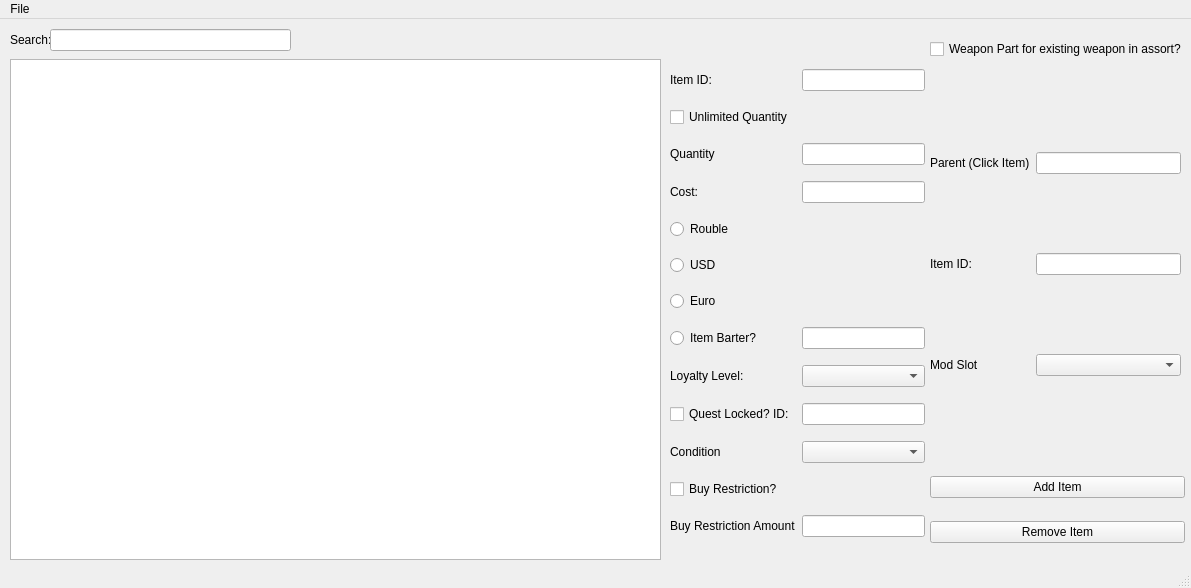
ThePi1/SPT-Trader-Builder, file src/gui_assort.ui: the form before one commit.
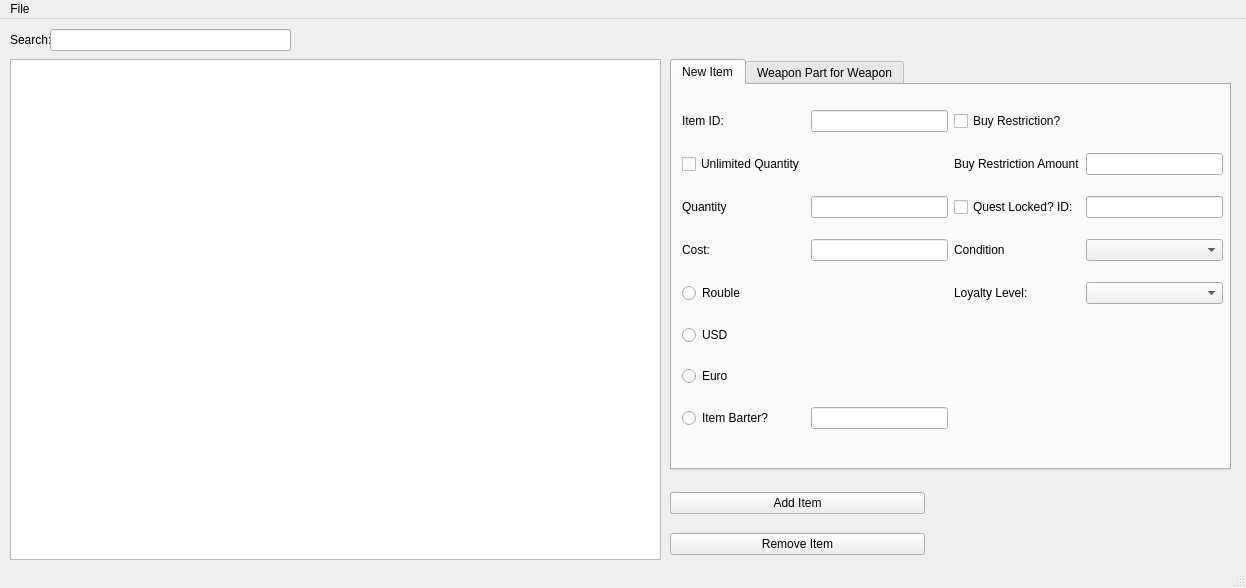
The form after the commit. The open tabs and pages were chosen to show the change.

```diff
--- a/src/gui_assort.ui
+++ b/src/gui_assort.ui
@@ -9,7 +9,7 @@
    <rect>
     <x>0</x>
     <y>0</y>
-    <width>1191</width>
+    <width>1246</width>
     <height>588</height>
    </rect>
   </property>
@@ -20,38 +20,223 @@
    <enum>QTabWidget::Rounded</enum>
   </property>
   <widget class="QWidget" name="centralwidget">
-   <widget class="QWidget" name="gridLayoutWidget_2">
+   <widget class="QTableWidget" name="ab_table">
     <property name="geometry">
      <rect>
-      <x>930</x>
-      <y>440</y>
-      <width>255</width>
-      <height>101</height>
+      <x>10</x>
+      <y>40</y>
+      <width>651</width>
+      <height>501</height>
      </rect>
     </property>
-    <layout class="QGridLayout" name="gridLayout_2">
-     <item row="2" column="1">
-      <widget class="QPushButton" name="ab_add_item">
+   </widget>
+   <widget class="QLabel" name="ab_search_label">
+    <property name="geometry">
+     <rect>
+      <x>10</x>
+      <y>10</y>
+      <width>41</width>
+      <height>22</height>
+     </rect>
+    </property>
+    <property name="toolTip">
+     <string>&lt;html&gt;&lt;head/&gt;&lt;body&gt;&lt;p&gt;Name of the item for your own organizational purposes.&lt;/p&gt;&lt;/body&gt;&lt;/html&gt;</string>
+    </property>
        <property name="text">
-        <string>Add Item</string>
+     <string>Search:</string>
+    </property>
+   </widget>
+   <widget class="QLineEdit" name="ab_search">
+    <property name="geometry">
+     <rect>
+      <x>50</x>
+      <y>10</y>
+      <width>241</width>
+      <height>22</height>
+     </rect>
+    </property>
+   </widget>
+   <widget class="QTabWidget" name="ab_tab">
+    <property name="geometry">
+     <rect>
+      <x>670</x>
+      <y>40</y>
+      <width>561</width>
+      <height>411</height>
+     </rect>
+    </property>
+    <property name="currentIndex">
+     <number>1</number>
+    </property>
+    <widget class="QWidget" name="ab_newitem_tab">
+     <attribute name="title">
+      <string>New Item</string>
+     </attribute>
+     <widget class="QWidget" name="gridLayoutWidget">
+      <property name="geometry">
+       <rect>
+        <x>10</x>
+        <y>10</y>
+        <width>541</width>
+        <height>351</height>
+       </rect>
+      </property>
+      <layout class="QGridLayout" name="gridLayout">
+       <item row="4" column="1">
+        <widget class="QRadioButton" name="ab_rouble_radiobutton">
+         <property name="text">
+          <string>Rouble</string>
+         </property>
+        </widget>
+       </item>
+       <item row="3" column="2">
+        <widget class="QLineEdit" name="ab_cost_edit"/>
+       </item>
+       <item row="0" column="1">
+        <widget class="QLabel" name="ab_itemid">
+         <property name="toolTip">
+          <string>&lt;html&gt;&lt;head/&gt;&lt;body&gt;&lt;p&gt;Mongo ID of the Item to be sold.&lt;/p&gt;&lt;/body&gt;&lt;/html&gt;</string>
+         </property>
+         <property name="text">
+          <string>Item ID:</string>
+         </property>
+        </widget>
+       </item>
+       <item row="5" column="1">
+        <widget class="QRadioButton" name="ab_usd_button">
+         <property name="text">
+          <string>USD</string>
        </property>
       </widget>
      </item>
      <item row="3" column="1">
-      <widget class="QPushButton" name="ab_remove_item">
+        <widget class="QLabel" name="ab_cost">
+         <property name="toolTip">
+          <string>&lt;html&gt;&lt;head/&gt;&lt;body&gt;&lt;p&gt;Cost of item.&lt;/p&gt;&lt;/body&gt;&lt;/html&gt;</string>
+         </property>
        <property name="text">
-        <string>Remove Item</string>
+          <string>Cost:</string>
        </property>
       </widget>
      </item>
-    </layout>
-   </widget>
+       <item row="1" column="4">
+        <widget class="QLabel" name="ab_buyrestriction">
+         <property name="toolTip">
+          <string>&lt;html&gt;&lt;head/&gt;&lt;body&gt;&lt;p&gt;How many can be purchased in one restock if quantity is unlimited.&lt;/p&gt;&lt;/body&gt;&lt;/html&gt;</string>
+         </property>
+         <property name="text">
+          <string>Buy Restriction Amount</string>
+         </property>
+        </widget>
+       </item>
+       <item row="6" column="1">
+        <widget class="QRadioButton" name="ab_euro_button">
+         <property name="text">
+          <string>Euro</string>
+         </property>
+        </widget>
+       </item>
+       <item row="2" column="2">
+        <widget class="QLineEdit" name="ab_quantity"/>
+       </item>
+       <item row="7" column="2">
+        <widget class="QLineEdit" name="ab_itembarter_edit"/>
+       </item>
+       <item row="1" column="5">
+        <widget class="QLineEdit" name="ab_buyRestriction_edit"/>
+       </item>
+       <item row="0" column="4">
+        <widget class="QCheckBox" name="ab_buyrestriction_checkbox">
+         <property name="toolTip">
+          <string>&lt;html&gt;&lt;head/&gt;&lt;body&gt;&lt;p&gt;Is there a restriction to how many can be purchased in a restock period?&lt;/p&gt;&lt;/body&gt;&lt;/html&gt;</string>
+         </property>
+         <property name="text">
+          <string>Buy Restriction?</string>
+         </property>
+        </widget>
+       </item>
+       <item row="0" column="2">
+        <widget class="QLineEdit" name="ab_Item_Id"/>
+       </item>
+       <item row="7" column="1">
+        <widget class="QRadioButton" name="ab_itembarter_check">
+         <property name="text">
+          <string>Item Barter?</string>
+         </property>
+        </widget>
+       </item>
+       <item row="2" column="1">
+        <widget class="QLabel" name="ab_quantity_2">
+         <property name="toolTip">
+          <string>&lt;html&gt;&lt;head/&gt;&lt;body&gt;&lt;p&gt;If server wide... how many can be purchased within restock.&lt;/p&gt;&lt;/body&gt;&lt;/html&gt;</string>
+         </property>
+         <property name="text">
+          <string>Quantity</string>
+         </property>
+        </widget>
+       </item>
+       <item row="1" column="1">
+        <widget class="QCheckBox" name="ab_unlimitedcount">
+         <property name="toolTip">
+          <string>&lt;html&gt;&lt;head/&gt;&lt;body&gt;&lt;p&gt;Typically true unless you want it to run out of stock in fika across server. Use buy restriction to set a limit.&lt;/p&gt;&lt;/body&gt;&lt;/html&gt;</string>
+         </property>
+         <property name="text">
+          <string>Unlimited Quantity</string>
+         </property>
+        </widget>
+       </item>
+       <item row="2" column="5">
+        <widget class="QLineEdit" name="ab_quest_id"/>
+       </item>
+       <item row="2" column="4">
+        <widget class="QCheckBox" name="ab_quest_check">
+         <property name="toolTip">
+          <string>&lt;html&gt;&lt;head/&gt;&lt;body&gt;&lt;p&gt;Quest Locked?&lt;/p&gt;&lt;/body&gt;&lt;/html&gt;</string>
+         </property>
+         <property name="text">
+          <string>Quest Locked? ID:</string>
+         </property>
+        </widget>
+       </item>
+       <item row="3" column="4">
+        <widget class="QLabel" name="ab_condition">
+         <property name="toolTip">
+          <string>&lt;html&gt;&lt;head/&gt;&lt;body&gt;&lt;p&gt;What requirement for the above quest to unlock item.&lt;/p&gt;&lt;/body&gt;&lt;/html&gt;</string>
+         </property>
+         <property name="text">
+          <string>Condition</string>
+         </property>
+        </widget>
+       </item>
+       <item row="3" column="5">
+        <widget class="QComboBox" name="ab_condition_box"/>
+       </item>
+       <item row="4" column="4">
+        <widget class="QLabel" name="ab_loyalty">
+         <property name="toolTip">
+          <string>&lt;html&gt;&lt;head/&gt;&lt;body&gt;&lt;p&gt;Which Loyalty Level.&lt;/p&gt;&lt;/body&gt;&lt;/html&gt;</string>
+         </property>
+         <property name="text">
+          <string>Loyalty Level:</string>
+         </property>
+        </widget>
+       </item>
+       <item row="4" column="5">
+        <widget class="QComboBox" name="ab_loyalty_combo"/>
+       </item>
+      </layout>
+     </widget>
+    </widget>
+    <widget class="QWidget" name="ab_weapon_tab">
+     <attribute name="title">
+      <string>Weapon Part for Weapon</string>
+     </attribute>
    <widget class="QWidget" name="gridLayoutWidget_3">
     <property name="geometry">
      <rect>
-      <x>930</x>
-      <y>10</y>
-      <width>252</width>
+        <x>20</x>
+        <y>20</y>
+        <width>254</width>
       <height>41</height>
      </rect>
     </property>
@@ -65,23 +250,13 @@
      </item>
     </layout>
    </widget>
-   <widget class="QTableWidget" name="ab_table">
-    <property name="geometry">
-     <rect>
-      <x>10</x>
-      <y>40</y>
-      <width>651</width>
-      <height>501</height>
-     </rect>
-    </property>
-   </widget>
    <widget class="QWidget" name="gridLayoutWidget_4">
     <property name="geometry">
      <rect>
-      <x>930</x>
-      <y>60</y>
+        <x>20</x>
+        <y>70</y>
       <width>251</width>
-      <height>371</height>
+        <height>281</height>
      </rect>
     </property>
     <layout class="QGridLayout" name="gridLayout_4">
@@ -117,193 +292,41 @@
      </item>
     </layout>
    </widget>
-   <widget class="QWidget" name="gridLayoutWidget">
+    </widget>
+   </widget>
+   <widget class="QWidget" name="gridLayoutWidget_2">
     <property name="geometry">
      <rect>
       <x>670</x>
-      <y>40</y>
+      <y>460</y>
       <width>255</width>
-      <height>501</height>
+      <height>91</height>
      </rect>
     </property>
-    <layout class="QGridLayout" name="gridLayout">
-     <item row="8" column="2">
-      <widget class="QComboBox" name="ab_loyalty_combo"/>
-     </item>
-     <item row="1" column="1">
-      <widget class="QCheckBox" name="ab_unlimitedcount">
-       <property name="toolTip">
-        <string>&lt;html&gt;&lt;head/&gt;&lt;body&gt;&lt;p&gt;Typically true unless you want it to run out of stock in fika across server. Use buy restriction to set a limit.&lt;/p&gt;&lt;/body&gt;&lt;/html&gt;</string>
-       </property>
-       <property name="text">
-        <string>Unlimited Quantity</string>
-       </property>
-      </widget>
-     </item>
-     <item row="10" column="2">
-      <widget class="QComboBox" name="ab_condition_box"/>
-     </item>
-     <item row="9" column="1">
-      <widget class="QCheckBox" name="ab_quest_check">
-       <property name="toolTip">
-        <string>&lt;html&gt;&lt;head/&gt;&lt;body&gt;&lt;p&gt;Quest Locked?&lt;/p&gt;&lt;/body&gt;&lt;/html&gt;</string>
-       </property>
-       <property name="text">
-        <string>Quest Locked? ID:</string>
-       </property>
-      </widget>
-     </item>
-     <item row="9" column="2">
-      <widget class="QLineEdit" name="ab_quest_id"/>
-     </item>
-     <item row="11" column="1">
-      <widget class="QCheckBox" name="ab_buyrestriction_checkbox">
-       <property name="toolTip">
-        <string>&lt;html&gt;&lt;head/&gt;&lt;body&gt;&lt;p&gt;Is there a restriction to how many can be purchased in a restock period?&lt;/p&gt;&lt;/body&gt;&lt;/html&gt;</string>
-       </property>
-       <property name="text">
-        <string>Buy Restriction?</string>
-       </property>
-      </widget>
-     </item>
-     <item row="8" column="1">
-      <widget class="QLabel" name="ab_loyalty">
-       <property name="toolTip">
-        <string>&lt;html&gt;&lt;head/&gt;&lt;body&gt;&lt;p&gt;Which Loyalty Level.&lt;/p&gt;&lt;/body&gt;&lt;/html&gt;</string>
-       </property>
-       <property name="text">
-        <string>Loyalty Level:</string>
-       </property>
-      </widget>
-     </item>
-     <item row="6" column="1">
-      <widget class="QRadioButton" name="ab_euro_button">
-       <property name="text">
-        <string>Euro</string>
-       </property>
-      </widget>
-     </item>
+    <layout class="QGridLayout" name="gridLayout_2">
      <item row="2" column="1">
-      <widget class="QLabel" name="ab_quantity_2">
-       <property name="toolTip">
-        <string>&lt;html&gt;&lt;head/&gt;&lt;body&gt;&lt;p&gt;If server wide... how many can be purchased within restock.&lt;/p&gt;&lt;/body&gt;&lt;/html&gt;</string>
-       </property>
+      <widget class="QPushButton" name="ab_add_item">
        <property name="text">
-        <string>Quantity</string>
+        <string>Add Item</string>
        </property>
       </widget>
      </item>
-     <item row="5" column="1">
-      <widget class="QRadioButton" name="ab_usd_button">
-       <property name="text">
-        <string>USD</string>
-       </property>
-      </widget>
-     </item>
-     <item row="10" column="1">
-      <widget class="QLabel" name="ab_condition">
-       <property name="toolTip">
-        <string>&lt;html&gt;&lt;head/&gt;&lt;body&gt;&lt;p&gt;What requirement for the above quest to unlock item.&lt;/p&gt;&lt;/body&gt;&lt;/html&gt;</string>
-       </property>
-       <property name="text">
-        <string>Condition</string>
-       </property>
-      </widget>
-     </item>
-     <item row="3" column="2">
-      <widget class="QLineEdit" name="ab_cost_edit"/>
-     </item>
-     <item row="12" column="1">
-      <widget class="QLabel" name="ab_buyrestriction">
-       <property name="toolTip">
-        <string>&lt;html&gt;&lt;head/&gt;&lt;body&gt;&lt;p&gt;How many can be purchased in one restock if quantity is unlimited.&lt;/p&gt;&lt;/body&gt;&lt;/html&gt;</string>
-       </property>
-       <property name="text">
-        <string>Buy Restriction Amount</string>
-       </property>
-      </widget>
-     </item>
-     <item row="2" column="2">
-      <widget class="QLineEdit" name="ab_quantity"/>
-     </item>
-     <item row="0" column="1">
-      <widget class="QLabel" name="ab_itemid">
-       <property name="toolTip">
-        <string>&lt;html&gt;&lt;head/&gt;&lt;body&gt;&lt;p&gt;Mongo ID of the Item to be sold.&lt;/p&gt;&lt;/body&gt;&lt;/html&gt;</string>
-       </property>
-       <property name="text">
-        <string>Item ID:</string>
-       </property>
-      </widget>
-     </item>
-     <item row="12" column="2">
-      <widget class="QLineEdit" name="ab_buyRestriction_edit"/>
-     </item>
-     <item row="4" column="1">
-      <widget class="QRadioButton" name="ab_rouble_radiobutton">
-       <property name="text">
-        <string>Rouble</string>
-       </property>
-      </widget>
-     </item>
-     <item row="0" column="2">
-      <widget class="QLineEdit" name="ab_Item_Id"/>
-     </item>
      <item row="3" column="1">
-      <widget class="QLabel" name="ab_cost">
-       <property name="toolTip">
-        <string>&lt;html&gt;&lt;head/&gt;&lt;body&gt;&lt;p&gt;Cost of item.&lt;/p&gt;&lt;/body&gt;&lt;/html&gt;</string>
-       </property>
+      <widget class="QPushButton" name="ab_remove_item">
        <property name="text">
-        <string>Cost:</string>
+        <string>Remove Item</string>
        </property>
       </widget>
      </item>
-     <item row="7" column="1">
-      <widget class="QRadioButton" name="ab_itembarter_check">
-       <property name="text">
-        <string>Item Barter?</string>
-       </property>
-      </widget>
-     </item>
-     <item row="7" column="2">
-      <widget class="QLineEdit" name="ab_itembarter_edit"/>
-     </item>
     </layout>
    </widget>
-   <widget class="QLabel" name="ab_search_label">
-    <property name="geometry">
-     <rect>
-      <x>10</x>
-      <y>10</y>
-      <width>41</width>
-      <height>22</height>
-     </rect>
-    </property>
-    <property name="toolTip">
-     <string>&lt;html&gt;&lt;head/&gt;&lt;body&gt;&lt;p&gt;Name of the item for your own organizational purposes.&lt;/p&gt;&lt;/body&gt;&lt;/html&gt;</string>
-    </property>
-    <property name="text">
-     <string>Search:</string>
-    </property>
-   </widget>
-   <widget class="QLineEdit" name="ab_search">
-    <property name="geometry">
-     <rect>
-      <x>50</x>
-      <y>10</y>
-      <width>241</width>
-      <height>22</height>
-     </rect>
-    </property>
-   </widget>
   </widget>
   <widget class="QMenuBar" name="menubar">
    <property name="geometry">
     <rect>
      <x>0</x>
      <y>0</y>
-     <width>1191</width>
+     <width>1246</width>
      <height>22</height>
     </rect>
    </property>
```
Lines whose indentation alone changed are shown as unchanged.
